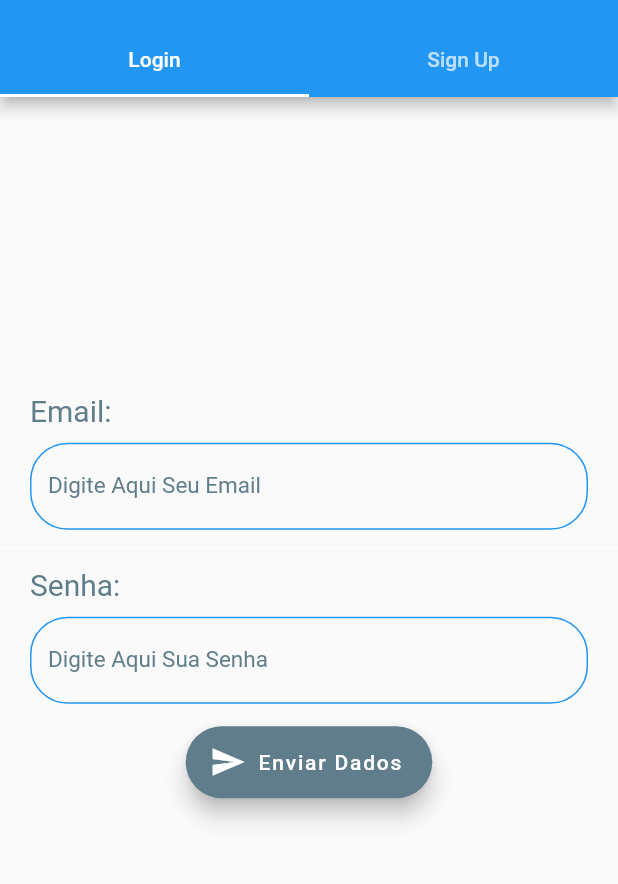
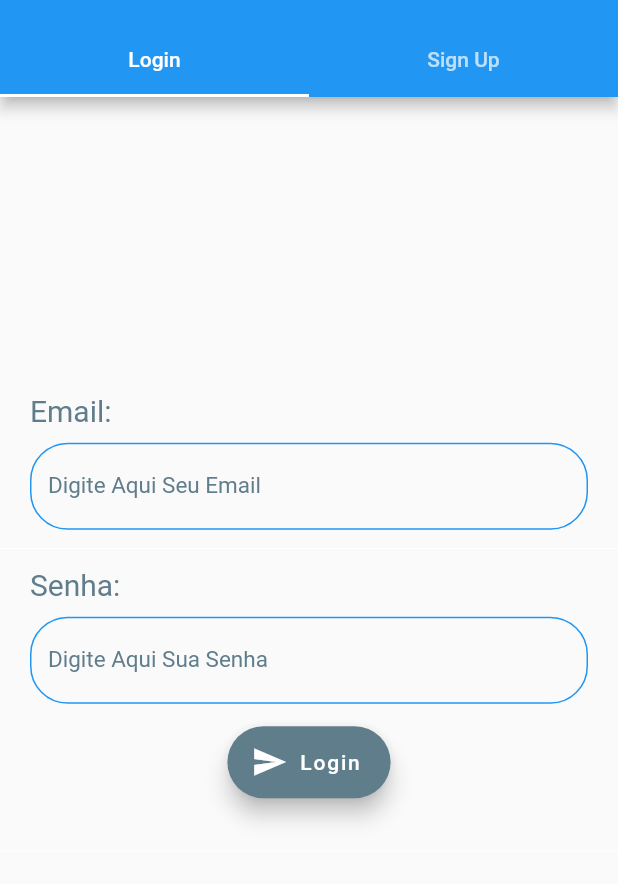
Before and after one commit to Beloin/serview, a Flutter app: the screen it shows after launch, on a phone screen of 412 x 824 dp, the part 59-943 px from its top. Run offline on Flutter 3.47's test engine with Material 2 defaults, Android fonts, the phone set to English and light mode, and no system bars.

Commit message:
Atualização e Login e Sign In Serview

```diff
--- a/lib/ui/sign_page.dart
+++ b/lib/ui/sign_page.dart
@@ -7,8 +7,16 @@ class SignPage extends StatefulWidget {
 }
 
 class _SignPageState extends State<SignPage> {
+  //Teste para Login:
   String _email;
   String _password;
+
+  //Teste para Sign Up:
+  String _name;
+  String _emailSign;
+  String _passwordSign;
+  String _passwordSign2;
+
   double _hPadd = 20.0;
 
   @override
@@ -74,7 +82,6 @@ class _SignPageState extends State<SignPage> {
                             "Senha:",
                             style: TextStyle(
                                 color: Colors.blueGrey, fontSize: 20.0),
-                            textAlign: TextAlign.left,
                           ),
                         ),
                       ],
@@ -91,34 +98,126 @@ class _SignPageState extends State<SignPage> {
                     ),
                     Padding(
                         padding: EdgeInsets.symmetric(vertical: 10.0),
-                        child: _floatAction),
+                        child: _floatSent(label: "Login")),
                     Divider(color: Colors.white, height: 50.0),
                   ],
                 ),
               )),
               // Segunda Tab "Sign Up"
               Tab(
-                  child: Column(
-                      mainAxisAlignment: MainAxisAlignment.center,
+                  child: SingleChildScrollView(
+                child: Column(
+                  mainAxisAlignment: MainAxisAlignment.start,
+                  children: <Widget>[
+                    Row(
+                      mainAxisAlignment: MainAxisAlignment.start,
                       children: <Widget>[
-                    SingleChildScrollView(
-                      child: Column(
-                        mainAxisAlignment: MainAxisAlignment.start,
-                        children: <Widget>[],
+                        Padding(
+                          padding: EdgeInsets.symmetric(
+                              horizontal: _hPadd, vertical: 5.0),
+                          child: Text(
+                            "Nome Completo",
+                            style: TextStyle(
+                                color: Colors.blueGrey, fontSize: 20.0),
+                          ),
+                        )
+                      ],
+                    ),
+                    Padding(
+                      padding: EdgeInsets.symmetric(
+                          horizontal: _hPadd, vertical: 5.0),
+                      child: _buildFieldText(
+                        colorText: Colors.black,
+                        onSubmitted: _name,
+                        label: "Digite Aqui Seu Nome Completo",
                       ),
-                    )
-                  ]))
+                    ),
+                    Row(
+                      mainAxisAlignment: MainAxisAlignment.start,
+                      children: <Widget>[
+                        Padding(
+                            padding: EdgeInsets.symmetric(
+                                horizontal: _hPadd, vertical: 5.0),
+                            child: Text(
+                              "Seu Email",
+                              style: TextStyle(
+                                  color: Colors.blueGrey, fontSize: 20.0),
+                            ))
+                      ],
+                    ),
+                    Padding(
+                      padding: EdgeInsets.symmetric(
+                          horizontal: _hPadd, vertical: 5.0),
+                      child: _buildFieldText(
+                        colorText: Colors.black,
+                        keyboardType: TextInputType.emailAddress,
+                        label: "Escreva Aqui Seu Email",
+                        onSubmitted: _emailSign,
+                      ),
+                    ),
+                    Row(
+                      mainAxisAlignment: MainAxisAlignment.start,
+                      children: <Widget>[
+                        Padding(
+                            padding: EdgeInsets.symmetric(
+                                horizontal: _hPadd, vertical: 5.0),
+                            child: Text(
+                              "Sua Senha",
+                              style: TextStyle(
+                                  color: Colors.blueGrey, fontSize: 20.0),
+                            ))
+                      ],
+                    ),
+                    Padding(
+                      padding: EdgeInsets.symmetric(
+                          horizontal: _hPadd, vertical: 5.0),
+                      child: _buildFieldText(
+                          colorText: Colors.black,
+                          obscureText: true,
+                          label: "Escreva Aqui Sua Senha",
+                          onSubmitted: _passwordSign),
+                    ),
+                    Row(
+                      mainAxisAlignment: MainAxisAlignment.start,
+                      children: <Widget>[
+                        Padding(
+                            padding: EdgeInsets.symmetric(
+                                horizontal: _hPadd, vertical: 5.0),
+                            child: Text(
+                              "Sua Senha Novamente",
+                              style: TextStyle(
+                                  color: Colors.blueGrey, fontSize: 20.0),
+                            ))
+                      ],
+                    ),
+                    Padding(
+                      padding: EdgeInsets.symmetric(
+                          horizontal: _hPadd, vertical: 5.0),
+                      child: _buildFieldText(
+                          colorText: Colors.black,
+                          obscureText: true,
+                          label: "Escreva Aqui Sua Senha Novamente",
+                          onSubmitted: _passwordSign2),
+                    ),
+                    Padding(
+                        padding: EdgeInsets.symmetric(vertical: 10.0),
+                        child: _floatSent(label: "Sign Up")),
+                    Divider(color: Colors.white, height: 50.0),
+                  ],
+                ),
+              ))
             ],
           ),
         ));
   }
 
-  Widget _floatAction = FloatingActionButton.extended(
-    backgroundColor: Colors.blueGrey,
-    onPressed: () {},
-    label: Text("Enviar Dados"),
-    icon: Icon(Icons.send),
-  );
+  Widget _floatSent({label = "Label"}) {
+    return FloatingActionButton.extended(
+        backgroundColor: Colors.blueGrey,
+        onPressed: () {},
+        label: Text(label),
+        icon: Icon(Icons.send));
+  }
 
   Widget _buildFieldText(
       {label = "TextField",
```
